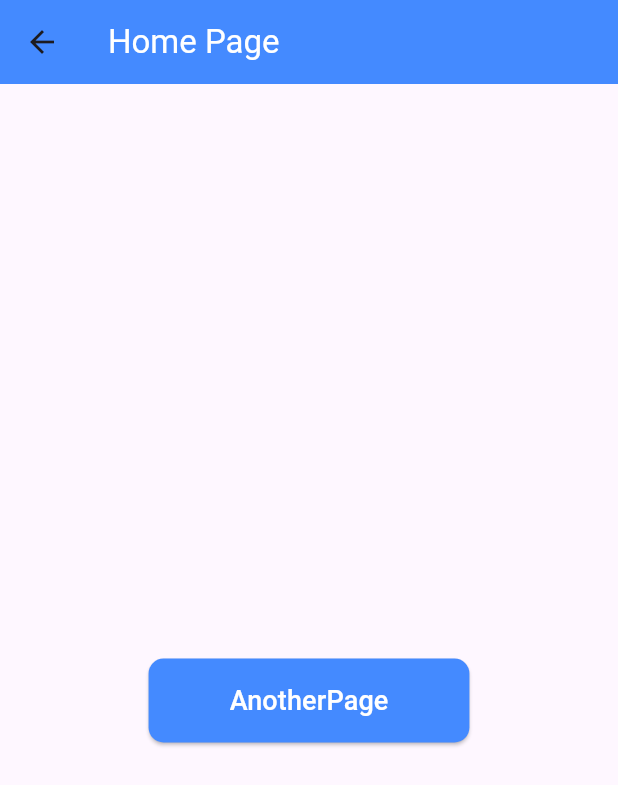
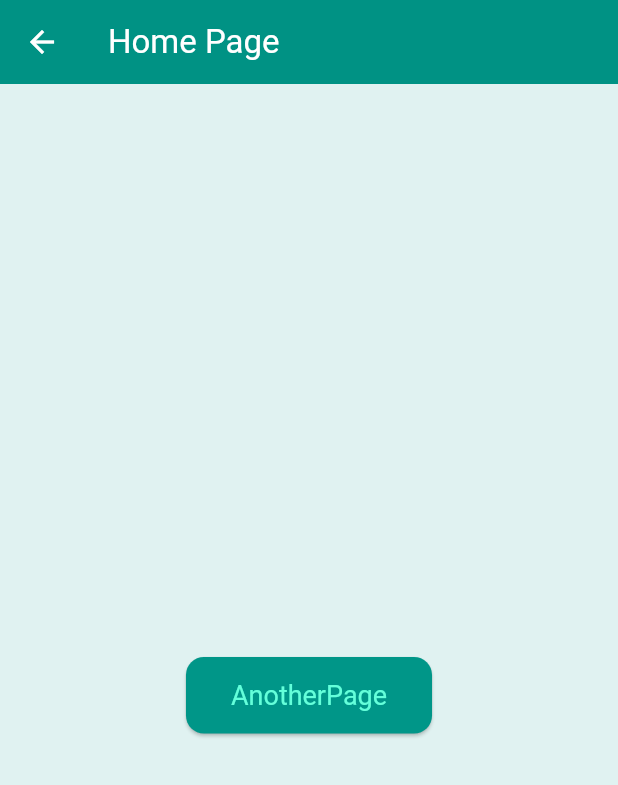
Before and after one commit to bibboo01/lab_shared_preference, a Flutter app: the screen it shows after launch, after a tap on "HomePage", on a phone screen of 412 x 824 dp. Shown: the top 785 px of the screen. Run offline on Flutter 3.47's test engine with Material 3 defaults, Android fonts, the phone set to English and light mode, and no system bars; our stand-ins replace shared_preferences.

Commit message:
Your commit message

```diff
--- a/lib/main.dart
+++ b/lib/main.dart
@@ -8,15 +8,58 @@ void main() {
 class MyApp extends StatelessWidget {
   const MyApp({super.key});
 
-  // This widget is the root of your application.
   @override
   Widget build(BuildContext context) {
     return MaterialApp(
-      title: 'Flutter Demo',
+      title: 'Shared Preferences App',
       debugShowCheckedModeBanner: false,
       theme: ThemeData(
-        colorScheme: ColorScheme.fromSeed(seedColor: Colors.deepPurple),
+        // Use Material3 design principles
         useMaterial3: true,
+        colorScheme: ColorScheme.fromSeed(
+          seedColor: Colors.teal, // Primary color
+          // Define color scheme based on seed color
+          primary: Colors.teal,
+          onPrimary: Colors.white,
+          secondary: Colors.teal.shade200, // Secondary color
+          onSecondary: Colors.black,
+          surface: Colors.teal.shade50, // Background color
+          onSurface: Colors.black,
+          background: Colors.white,
+          onBackground: Colors.black,
+        ),
+        textTheme: TextTheme(
+          displayLarge: TextStyle(
+              fontSize: 24,
+              fontWeight: FontWeight.bold,
+              color: Colors.teal.shade800),
+          titleMedium: TextStyle(
+              fontSize: 18, fontWeight: FontWeight.bold, color: Colors.teal),
+          bodyLarge: TextStyle(fontSize: 16, color: Colors.teal.shade700),
+        ),
+        elevatedButtonTheme: ElevatedButtonThemeData(
+          style: ElevatedButton.styleFrom(
+            shape: RoundedRectangleBorder(
+              borderRadius: BorderRadius.circular(12),
+            ),
+            backgroundColor: Colors.teal, // Background color for ElevatedButton
+            padding: const EdgeInsets.symmetric(horizontal: 30, vertical: 15),
+            textStyle: TextStyle(fontSize: 18, color: Colors.white),
+          ),
+        ),
+        inputDecorationTheme: InputDecorationTheme(
+          border: OutlineInputBorder(
+            borderRadius: BorderRadius.circular(12),
+          ),
+          filled: true,
+          fillColor: Colors.teal.shade50,
+          prefixIconColor: Colors.teal,
+        ),
+        appBarTheme: AppBarTheme(
+          backgroundColor: Colors.teal,
+          foregroundColor: Colors.white,
+          elevation: 4.0, // Shadow for AppBar
+        ),
       ),
       home: const FirstPage(),
     );
--- a/lib/pages/another_page.dart
+++ b/lib/pages/another_page.dart
@@ -11,9 +11,8 @@ class AnotherPage extends StatefulWidget {
 }
 
 class _AnotherPageState extends State<AnotherPage> {
-  // Declare your variable for data
   String? myname;
-  // Declare your function to load data
+
   void loadData() async {
     final SharedPreferences prefs = await SharedPreferences.getInstance();
     setState(() {
@@ -36,8 +35,7 @@ class _AnotherPageState extends State<AnotherPage> {
   Widget build(BuildContext context) {
     return Scaffold(
       appBar: AppBar(
-        title: const Text("Another Page",style: TextStyle(color: Colors.white),),
-        backgroundColor: Colors.blueAccent,
+        title: const Text("Another Page"),
       ),
       body: Padding(
         padding: const EdgeInsets.all(16.0),
@@ -46,13 +44,11 @@ class _AnotherPageState extends State<AnotherPage> {
             mainAxisAlignment: MainAxisAlignment.center,
             crossAxisAlignment: CrossAxisAlignment.center,
             children: [
-              // Show Your name
               Text(
                 myname ?? 'Wait a Moment',
-                style: TextStyle(fontSize: 24, fontWeight: FontWeight.bold),
+                style: Theme.of(context).textTheme.displayLarge,
               ),
-              SizedBox(height: 20,),
-              // Button go to Home Page
+              const SizedBox(height: 20),
               ElevatedButton(
                 onPressed: () {
                   removeDate();
@@ -61,21 +57,10 @@ class _AnotherPageState extends State<AnotherPage> {
                       MaterialPageRoute(
                           builder: (context) => const FirstPage()));
                 },
-                  style: ElevatedButton.styleFrom(
-                    shape: RoundedRectangleBorder(
-                      borderRadius: BorderRadius.circular(10),
+                child: const Text('FirstPage',
+                    style: TextStyle(color: Colors.tealAccent)),
               ),
-                    backgroundColor: Colors.blueAccent, // Background color
-                  ),
-                  child: const Padding(
-                  padding: EdgeInsets.symmetric(horizontal: 30, vertical: 15),
-                  child: Text(
-                    'FirstPage',
-                    style: TextStyle(fontSize: 18, color: Colors.white),
-                  ),
-                )),
               const SizedBox(height: 20),
-              // Button go to First Page
               ElevatedButton(
                 onPressed: () {
                   Navigator.push(
@@ -83,19 +68,9 @@ class _AnotherPageState extends State<AnotherPage> {
                       MaterialPageRoute(
                           builder: (context) => const HomePage()));
                 },
-                  style: ElevatedButton.styleFrom(
-                    shape: RoundedRectangleBorder(
-                      borderRadius: BorderRadius.circular(10),
+                child: const Text('HomePage',
+                    style: TextStyle(color: Colors.tealAccent)),
               ),
-                    backgroundColor: Colors.blueAccent, // Background color
-                  ),
-                  child: const Padding(
-                  padding: EdgeInsets.symmetric(horizontal: 30, vertical: 15),
-                  child: Text(
-                    'HomePage',
-                    style: TextStyle(fontSize: 18, color: Colors.white),
-                  ),
-                )),
             ],
           ),
         ),
--- a/lib/pages/first_page.dart
+++ b/lib/pages/first_page.dart
@@ -21,8 +21,7 @@ class _FirstPageState extends State<FirstPage> {
   Widget build(BuildContext context) {
     return Scaffold(
       appBar: AppBar(
-        title: const Text('Flutter Name Input',style: TextStyle(color: Colors.white),),
-        backgroundColor: Colors.blueAccent,
+        title: const Text('Flutter Name Input'),
       ),
       body: Padding(
         padding: const EdgeInsets.all(16.0),
@@ -31,13 +30,9 @@ class _FirstPageState extends State<FirstPage> {
             mainAxisAlignment: MainAxisAlignment.center,
             crossAxisAlignment: CrossAxisAlignment.center,
             children: [
-              const Text(
+              Text(
                 'พิมพ์ชื่อของคุณ',
-                style: TextStyle(
-                  fontSize: 24,
-                  fontWeight: FontWeight.bold,
-                  color: Colors.blueAccent,
-                ),
+                style: Theme.of(context).textTheme.displayLarge,
               ),
               const SizedBox(height: 20),
               TextField(
@@ -45,22 +40,19 @@ class _FirstPageState extends State<FirstPage> {
                 decoration: InputDecoration(
                   labelText: 'ชื่อ',
                   border: OutlineInputBorder(
-                    borderRadius: BorderRadius.circular(10),
+                    borderRadius: BorderRadius.circular(12),
                   ),
                   filled: true,
-                  fillColor: Colors.blue.shade50,
+                  fillColor: Theme.of(context).inputDecorationTheme.fillColor,
                   prefixIcon: const Icon(Icons.person),
                 ),
-                style: const TextStyle(fontSize: 18),
+                style: Theme.of(context).textTheme.bodyLarge,
               ),
               const SizedBox(height: 20),
               ElevatedButton(
                 onPressed: () {
-                  // save data to sharepreference
                   if (_nameController.text.trim().isNotEmpty) {
-                    //store data to sharepreference
                     saveData();
-                    // navigator to home page
                     Navigator.push(
                         context,
                         MaterialPageRoute(
@@ -70,23 +62,10 @@ class _FirstPageState extends State<FirstPage> {
                         SnackBar(content: Text("Please Enter Your Name")));
                   }
                 },
-                style: ElevatedButton.styleFrom(
-                  shape: RoundedRectangleBorder(
-                    borderRadius: BorderRadius.circular(10),
+                child: const Text('ยืนยัน',
+                    style: TextStyle(color: Colors.tealAccent)),
               ),
-                  backgroundColor: Colors.blueAccent, // Background color
-                ),
-                child: const Padding(
-                  padding: EdgeInsets.symmetric(horizontal: 30, vertical: 15),
-                  child: Text(
-                    'ยืนยัน',
-                    style: TextStyle(fontSize: 18, color: Colors.white),
-                  ),
-                ),
-              ),
-              SizedBox(
-                height: 20,
-              ),
+              const SizedBox(height: 20),
               ElevatedButton(
                 onPressed: () {
                   Navigator.push(
@@ -94,19 +73,9 @@ class _FirstPageState extends State<FirstPage> {
                       MaterialPageRoute(
                           builder: (context) => const HomePage()));
                 },
-                  style: ElevatedButton.styleFrom(
-                    shape: RoundedRectangleBorder(
-                      borderRadius: BorderRadius.circular(10),
+                child: const Text('HomePage',
+                    style: TextStyle(color: Colors.tealAccent)),
               ),
-                    backgroundColor: Colors.blueAccent, // Background color
-                  ),
-                  child: const Padding(
-                  padding: EdgeInsets.symmetric(horizontal: 30, vertical: 15),
-                  child: Text(
-                    'HomePage',
-                    style: TextStyle(fontSize: 18, color: Colors.white),
-                  ),
-                ),),
             ],
           ),
         ),
--- a/lib/pages/home_page.dart
+++ b/lib/pages/home_page.dart
@@ -10,9 +10,8 @@ class HomePage extends StatefulWidget {
 }
 
 class _HomePageState extends State<HomePage> {
-  // Declare your variable for data
   String? myname;
-  // Declare your function to load data
+
   void loadData() async {
     final SharedPreferences prefs = await SharedPreferences.getInstance();
     setState(() {
@@ -30,8 +29,7 @@ class _HomePageState extends State<HomePage> {
   Widget build(BuildContext context) {
     return Scaffold(
       appBar: AppBar(
-        title: const Text("Home Page",style: TextStyle(color: Colors.white),),
-        backgroundColor: Colors.blueAccent,
+        title: const Text("Home Page"),
       ),
       body: Padding(
         padding: const EdgeInsets.all(16.0),
@@ -40,40 +38,28 @@ class _HomePageState extends State<HomePage> {
             mainAxisAlignment: MainAxisAlignment.center,
             crossAxisAlignment: CrossAxisAlignment.center,
             children: [
-              // Show Your name
               Text(
                 myname ?? 'Wait a Moment',
-                style: TextStyle(fontSize: 24, fontWeight: FontWeight.bold),
+                style: Theme.of(context).textTheme.displayLarge,
               ),
-              // Button go to Another Page
-              SizedBox(
-                height: 20,
-              ),
+              const SizedBox(height: 20),
               ElevatedButton(
                 onPressed: () {
                   if (myname == null) {
-                      ScaffoldMessenger.of(context).showSnackBar(
-                          SnackBar(content: Text("Wait a Moment")));
-                    }else{
+                    ScaffoldMessenger.of(context)
+                        .showSnackBar(SnackBar(content: Text("Wait a Moment")));
+                  } else {
                     Navigator.push(
                         context,
                         MaterialPageRoute(
                             builder: (context) => const AnotherPage()));
                   }
                 },
-                  style: ElevatedButton.styleFrom(
-                    shape: RoundedRectangleBorder(
-                      borderRadius: BorderRadius.circular(10),
+                child: const Text(
+                  'AnotherPage',
+                  style: TextStyle(color: Colors.tealAccent),
                 ),
-                    backgroundColor: Colors.blueAccent, // Background color
               ),
-                  child: const Padding(
-                    padding: EdgeInsets.symmetric(horizontal: 30, vertical: 15),
-                    child: Text(
-                      'AnotherPage',
-                      style: TextStyle(fontSize: 18, color: Colors.white),
-                    ),
-                  )),
             ],
           ),
         ),
```
Lines whose indentation alone changed are shown as unchanged.
